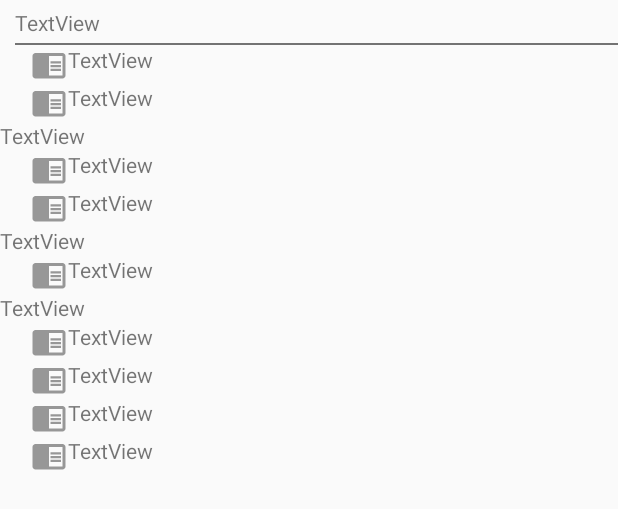
After one commit to romahurchakov/NetSchool, an Android app: the layout settings.xml on its own in the app's theme, with its tools: preview values and no code run, on a phone screen of 412 x 824 dp. The commit adds this screen. Shown: the top 509 px of the screen. Run offline under Robolectric (Android 15) with nearby library versions, the phone set to English and light mode, and no system bars; Roboto replaces fonts that are not available here.

```diff
--- /dev/null
+++ b/app/src/main/res/drawable/list_divider.xml
@@ -0,0 +1,10 @@
+<?xml version="1.0" encoding="utf-8"?>
+
+<layer-list xmlns:android="http://schemas.android.com/apk/res/android">
+    <item android:top="-2dp" android:left="-2dp" android:right="-2dp">
+        <shape android:shape="rectangle">
+            <stroke android:width="1dp" android:color="#737373" />
+        </shape>
+    </item>
+
+</layer-list>
--- a/app/src/main/res/layout/push_fragment.xml
+++ b/app/src/main/res/layout/push_fragment.xml
@@ -11,8 +11,6 @@
     <LinearLayout
         android:layout_width="match_parent"
         android:layout_height="match_parent"
-        android:divider="#737373"
-        android:dividerPadding="62dp"
         android:showDividers="middle"
         android:orientation="vertical">
 
--- /dev/null
+++ b/app/src/main/res/layout/settings.xml
@@ -0,0 +1,280 @@
+<?xml version="1.0" encoding="utf-8"?>
+<android.support.constraint.ConstraintLayout xmlns:android="http://schemas.android.com/apk/res/android"
+    android:layout_width="match_parent"
+    android:layout_height="match_parent"
+    xmlns:app="http://schemas.android.com/apk/res-auto">
+
+    <LinearLayout
+        android:layout_width="match_parent"
+        android:layout_height="match_parent"
+        android:orientation="vertical">
+
+        <LinearLayout
+            android:layout_width="match_parent"
+            android:layout_height="30dp"
+            android:orientation="vertical">
+
+            <TextView
+                android:id="@+id/textView15"
+                android:layout_width="match_parent"
+                android:layout_height="30dp"
+                android:layout_marginLeft="10dp"
+                android:text="TextView"
+                android:gravity="center_vertical"
+                android:background="@drawable/list_divider"
+                android:textSize="14sp" />
+        </LinearLayout>
+
+        <LinearLayout
+            android:layout_width="match_parent"
+            android:layout_height="wrap_content"
+            android:orientation="vertical">
+
+            <LinearLayout
+                android:layout_width="match_parent"
+                android:layout_height="wrap_content"
+                android:orientation="horizontal">
+
+                <ImageView
+                    android:layout_width="25dp"
+                    android:layout_height="24dp"
+                    android:layout_marginLeft="20dp"
+                    android:layout_marginTop="1dp"
+                    android:layout_weight="0"
+                    android:tint="@color/colorIcons"
+                    app:srcCompat="@drawable/ic_dairy" />
+
+                <TextView
+                    android:id="@+id/textView16"
+                    android:layout_width="wrap_content"
+                    android:layout_height="wrap_content"
+                    android:layout_weight="0"
+                    android:text="TextView" />
+
+            </LinearLayout>
+
+            <LinearLayout
+                android:layout_width="match_parent"
+                android:layout_height="wrap_content"
+                android:orientation="horizontal">
+
+                <ImageView
+                    android:layout_width="25dp"
+                    android:layout_height="24dp"
+                    android:layout_marginLeft="20dp"
+                    android:layout_marginTop="1dp"
+                    android:layout_weight="0"
+                    android:tint="@color/colorIcons"
+                    app:srcCompat="@drawable/ic_dairy" />
+
+                <TextView
+                    android:id="@+id/textView17"
+                    android:layout_width="wrap_content"
+                    android:layout_height="wrap_content"
+                    android:layout_weight="0"
+                    android:text="TextView" />
+
+            </LinearLayout>
+
+        </LinearLayout>
+
+        <LinearLayout
+            android:layout_width="match_parent"
+            android:layout_height="wrap_content"
+            android:divider="#737373"
+            android:orientation="vertical">
+
+            <TextView
+                android:id="@+id/textView18"
+                android:layout_width="match_parent"
+                android:layout_height="wrap_content"
+                android:text="TextView" />
+        </LinearLayout>
+
+        <LinearLayout
+            android:layout_width="match_parent"
+            android:layout_height="wrap_content"
+            android:orientation="horizontal">
+
+            <ImageView
+                android:layout_width="25dp"
+                android:layout_height="24dp"
+                android:layout_marginLeft="20dp"
+                android:layout_marginTop="1dp"
+                android:layout_weight="0"
+                android:tint="@color/colorIcons"
+                app:srcCompat="@drawable/ic_dairy" />
+
+            <TextView
+                android:id="@+id/textView20"
+                android:layout_width="wrap_content"
+                android:layout_height="wrap_content"
+                android:layout_weight="0"
+                android:text="TextView" />
+
+        </LinearLayout>
+
+        <LinearLayout
+            android:layout_width="match_parent"
+            android:layout_height="wrap_content"
+            android:orientation="horizontal">
+
+            <ImageView
+                android:layout_width="25dp"
+                android:layout_height="24dp"
+                android:layout_marginLeft="20dp"
+                android:layout_marginTop="1dp"
+                android:layout_weight="0"
+                android:tint="@color/colorIcons"
+                app:srcCompat="@drawable/ic_dairy" />
+
+            <TextView
+                android:id="@+id/textView21"
+                android:layout_width="wrap_content"
+                android:layout_height="wrap_content"
+                android:layout_weight="0"
+                android:text="TextView" />
+        </LinearLayout>
+
+        <LinearLayout
+            android:layout_width="match_parent"
+            android:layout_height="wrap_content"
+            android:orientation="vertical">
+
+            <TextView
+                android:id="@+id/textView22"
+                android:layout_width="match_parent"
+                android:layout_height="wrap_content"
+                android:text="TextView" />
+        </LinearLayout>
+
+        <LinearLayout
+            android:layout_width="match_parent"
+            android:layout_height="wrap_content"
+            android:orientation="horizontal">
+
+            <ImageView
+                android:layout_width="25dp"
+                android:layout_height="24dp"
+                android:layout_marginLeft="20dp"
+                android:layout_marginTop="1dp"
+                android:layout_weight="0"
+                android:tint="@color/colorIcons"
+                app:srcCompat="@drawable/ic_dairy" />
+
+            <TextView
+                android:id="@+id/textView23"
+                android:layout_width="wrap_content"
+                android:layout_height="wrap_content"
+                android:layout_weight="0"
+                android:text="TextView" />
+        </LinearLayout>
+
+        <LinearLayout
+            android:layout_width="match_parent"
+            android:layout_height="wrap_content"
+            android:orientation="vertical">
+
+
+                <TextView
+                    android:id="@+id/textView24"
+                    android:layout_width="match_parent"
+                    android:layout_height="wrap_content"
+                    android:text="TextView" />
+
+        </LinearLayout>
+
+        <LinearLayout
+            android:layout_width="match_parent"
+            android:layout_height="wrap_content"
+            android:orientation="horizontal">
+
+            <ImageView
+                android:layout_width="25dp"
+                android:layout_height="24dp"
+                android:layout_marginLeft="20dp"
+                android:layout_marginTop="1dp"
+                android:layout_weight="0"
+                android:tint="@color/colorIcons"
+                app:srcCompat="@drawable/ic_dairy" />
+
+            <TextView
+                android:id="@+id/textView25"
+                android:layout_width="wrap_content"
+                android:layout_height="wrap_content"
+                android:layout_weight="0"
+                android:text="TextView" />
+
+        </LinearLayout>
+
+        <LinearLayout
+            android:layout_width="match_parent"
+            android:layout_height="wrap_content"
+            android:orientation="horizontal">
+
+            <ImageView
+                android:layout_width="25dp"
+                android:layout_height="24dp"
+                android:layout_marginLeft="20dp"
+                android:layout_marginTop="1dp"
+                android:layout_weight="0"
+                android:tint="@color/colorIcons"
+                app:srcCompat="@drawable/ic_dairy" />
+
+            <TextView
+                android:id="@+id/textView26"
+                android:layout_width="wrap_content"
+                android:layout_height="wrap_content"
+                android:layout_weight="0"
+                android:text="TextView" />
+        </LinearLayout>
+
+        <LinearLayout
+            android:layout_width="match_parent"
+            android:layout_height="wrap_content"
+            android:orientation="horizontal">
+
+            <ImageView
+                android:layout_width="25dp"
+                android:layout_height="24dp"
+                android:layout_marginLeft="20dp"
+                android:layout_marginTop="1dp"
+                android:layout_weight="0"
+                android:tint="@color/colorIcons"
+                app:srcCompat="@drawable/ic_dairy" />
+
+            <TextView
+                android:id="@+id/textView27"
+                android:layout_width="wrap_content"
+                android:layout_height="wrap_content"
+                android:layout_weight="0"
+                android:text="TextView" />
+        </LinearLayout>
+
+        <LinearLayout
+            android:layout_width="match_parent"
+            android:layout_height="wrap_content"
+            android:orientation="horizontal">
+
+            <ImageView
+                android:layout_width="25dp"
+                android:layout_height="24dp"
+                android:layout_marginLeft="20dp"
+                android:layout_marginTop="1dp"
+                android:layout_weight="0"
+                android:tint="@color/colorIcons"
+                app:srcCompat="@drawable/ic_dairy" />
+
+            <TextView
+                android:id="@+id/textView28"
+                android:layout_width="wrap_content"
+                android:layout_height="wrap_content"
+                android:layout_weight="0"
+                android:text="TextView" />
+        </LinearLayout>
+
+
+    </LinearLayout>
+
+
+</android.support.constraint.ConstraintLayout>
```
